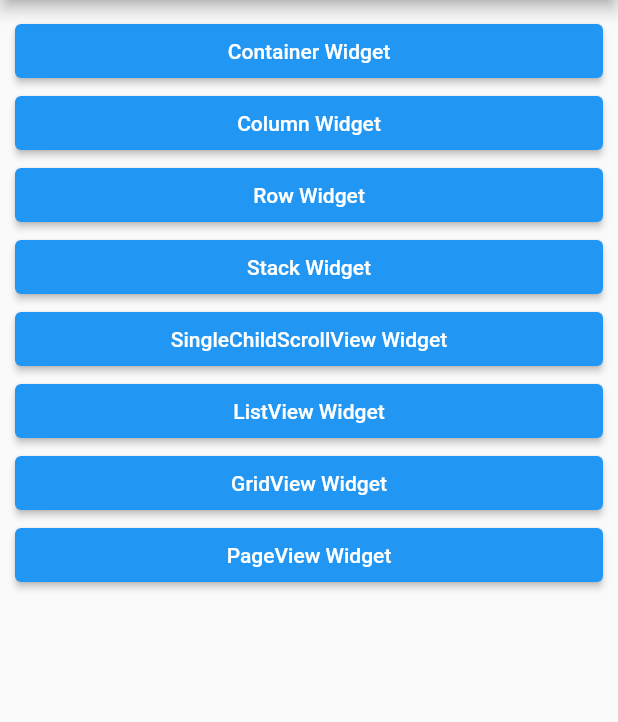
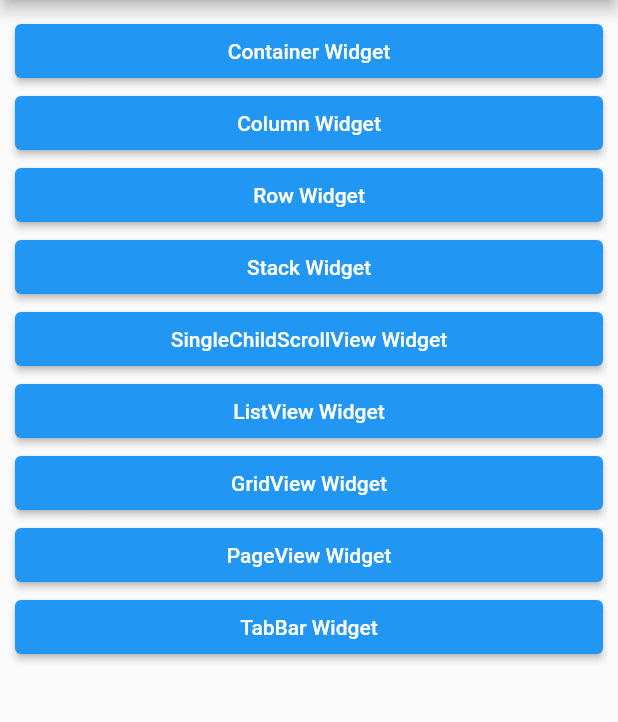
Before and after one commit to codewhite7777/flutter_study01, a Flutter app: the screen it shows after launch, on a phone screen of 412 x 824 dp, the part 84-806 px from its top. Run offline on Flutter 3.47's test engine with Material 2 defaults, Android fonts, the phone set to English and light mode, and no system bars.

```diff
--- a/basic_widgets/lib/main.dart
+++ b/basic_widgets/lib/main.dart
@@ -1,8 +1,9 @@
 import 'dart:math';
 
 import 'package:basic_widgets/component/custom_container.dart';
-import 'package:basic_widgets/screens/default_layout.dart';
+import 'package:basic_widgets/screens/default_layout_screen.dart';
 import 'package:basic_widgets/screens/main_screen.dart';
+import 'package:basic_widgets/screens/tabbar_screen.dart';
 import 'package:flutter/material.dart';
 
 void main() => runApp(MyApp());
@@ -136,6 +137,9 @@ class MyApp extends StatelessWidget {
                 ],
               ),
             ),
+        '/tabbar': (BuildContext) => TabBarScreen(
+              appbarTitle: 'TabBar, TabBarView',
+            ),
       },
     );
   }
--- a/basic_widgets/lib/screens/main_screen.dart
+++ b/basic_widgets/lib/screens/main_screen.dart
@@ -60,6 +60,12 @@ class MainScreen extends StatelessWidget {
             },
             child: Text('PageView Widget'),
           ),
+          ElevatedButton(
+            onPressed: () {
+              Navigator.of(context).pushNamed('/tabbar');
+            },
+            child: Text('TabBar Widget'),
+          ),
         ],
       ),
     );
```
Also changed, not shown: basic_widgets/lib/screens/tabbar_screen.dart (added, +41 -0 lines), basic_widgets/lib/screens/default_layout_screen.dart (renamed from basic_widgets/lib/screens/default_layout.dart).
